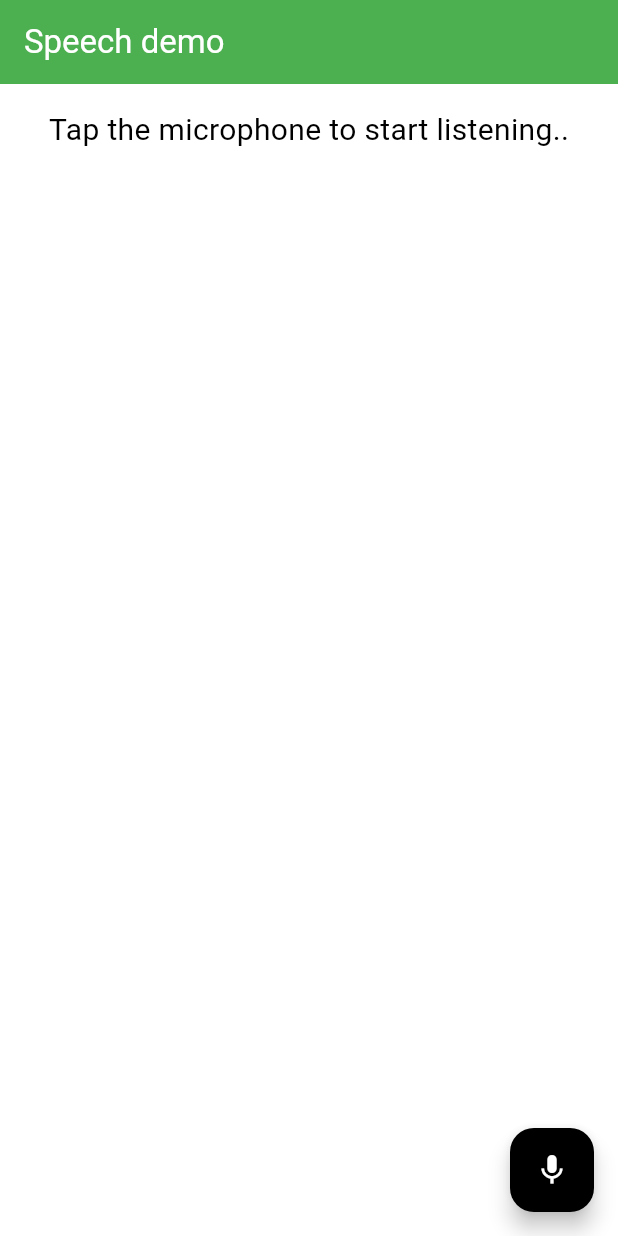
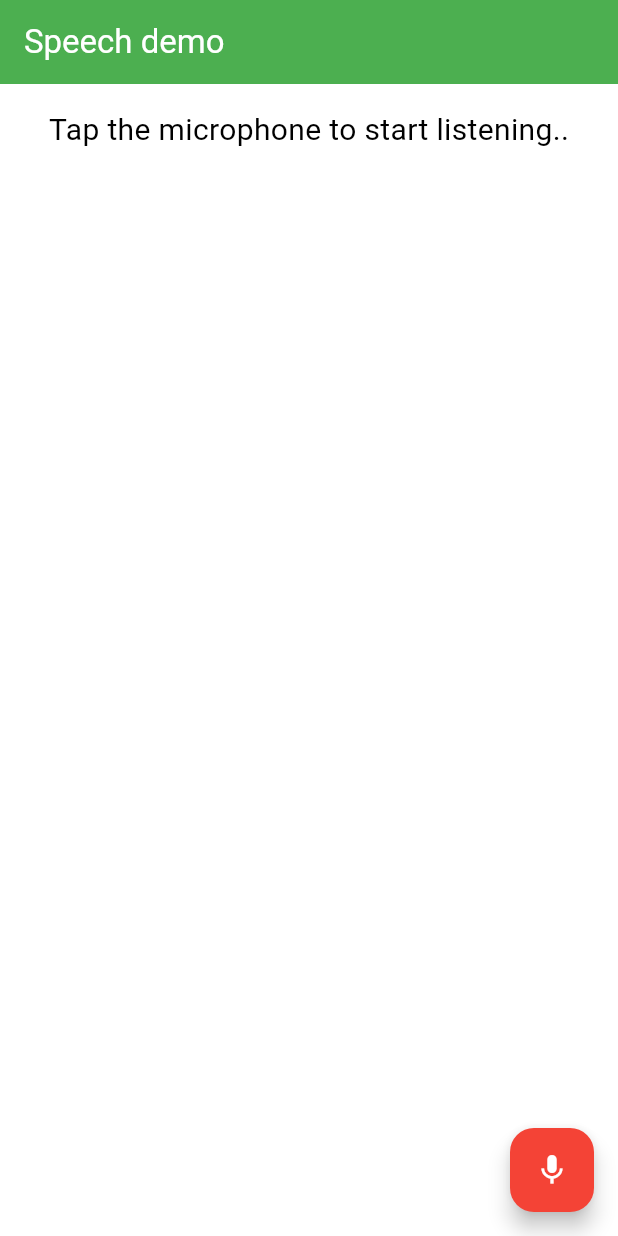
Before and after one commit to karan2527/Texto, a Flutter app: the screen it shows after launch, on a phone screen of 412 x 824 dp. Run offline on Flutter 3.47's test engine with Material 3 defaults, Android fonts, the phone set to English and light mode, and no system bars; our stand-ins replace google_fonts, speech_to_text.

Commit message:
background color mic

```diff
--- a/lib/pages/home_page.dart
+++ b/lib/pages/home_page.dart
@@ -74,7 +74,9 @@ class _HomepageState extends State<Homepage> {
         onPressed: _speechToText.isListening ? _stoptListening : _startListening,
         tooltip: 'listen',
         child: Icon(_speechToText.isListening ? Icons.mic_off : Icons.mic,
-        color: Colors.white,),
+        color: Colors.white,
+        ),
+        backgroundColor: Colors.red,
         ),
     );
   }
```
